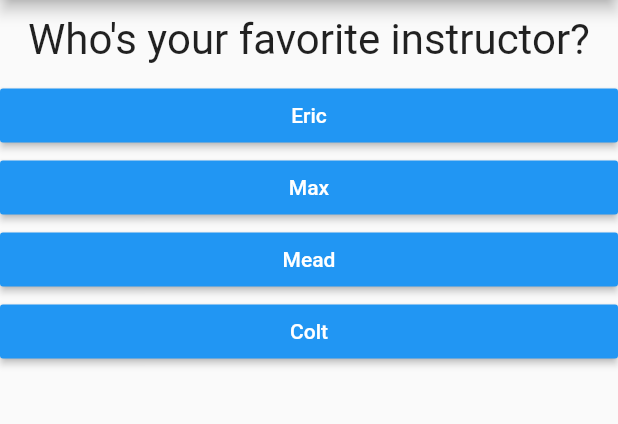
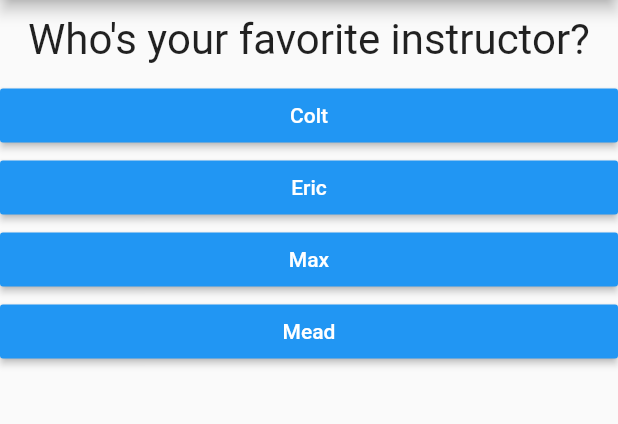
Before and after one commit to saizen408/flutter_quiz_App, a Flutter app: the screen it shows after launch, after a tap on "Black", after a tap on "Snake", on a phone screen of 412 x 824 dp, the part 84-508 px from its top. Run offline on Flutter 3.47's test engine with Material 2 defaults, Android fonts, the phone set to English and light mode, and no system bars.

```diff
--- a/lib/main.dart
+++ b/lib/main.dart
@@ -1,6 +1,6 @@
 import 'package:flutter/material.dart';
-import './question.dart';
-import './answer.dart';
+import './quiz.dart';
+import './result.dart';
 
 // void main() {
 //   runApp(MyApp());
@@ -18,27 +18,52 @@ class MyApp extends StatefulWidget {
 
 class _MyAppState extends State<MyApp> {
   //map of question/answers
-  final questions = const [
+  final _questions = const [
     {
       'questionText': 'What\'s your favorite color?',
-      'answers': ['Black', 'Red', 'Green', 'White'],
+      'answers': [
+        {'text': 'Black', 'score': 10},
+        {'text': 'Red', 'score': 5},
+        {'text': 'Green', 'score': 3},
+        {'text': 'White', 'score': 1},
+      ],
     },
     {
       'questionText': 'What\'s your favorite animal?',
-      'answers': ['Rabbit', 'Snake', 'Elephant', 'Lion'],
+      'answers': [
+        {'text': 'Rabbit', 'score': 10},
+        {'text': 'Snake', 'score': 5},
+        {'text': 'Elephant', 'score': 3},
+        {'text': 'Lion', 'score': 1},
+      ],
     },
     {
       'questionText': 'Who\'s your favorite instructor?',
-      'answers': ['Eric', 'Max', 'Mead', 'Colt'],
+      'answers': [
+        {'text': 'Colt', 'score': 10},
+        {'text': 'Eric', 'score': 5},
+        {'text': 'Max', 'score': 3},
+        {'text': 'Mead', 'score': 1},
+      ],
     }
   ];
   var _questionIndex = 0;
+  var _totalScore = 0;
 
-  void _answerQuestion() {
+  void _resetQuiz() {
     setState(() {
-      _questionIndex = _questionIndex + 1;
+      _questionIndex = 0;
+      _totalScore = 0;
     });
-    if (_questionIndex < questions.length) {
+  }
+
+  void _answerQuestion(int score) {
+    _totalScore += score;
+
+    setState(() {
+      _questionIndex += 1;
+    });
+    if (_questionIndex < _questions.length) {
       print('We have more questions!');
     } else {
       print('No more questions!');
@@ -53,19 +78,13 @@ class _MyAppState extends State<MyApp> {
         appBar: AppBar(
           title: Text('My First App'),
         ),
-        body: _questionIndex < questions.length
-            ? Column(
-                children: [
-                  Question(
-                    questions[_questionIndex]['questionText'],
-                  ),
-                  ...(questions[_questionIndex]['answers'] as List<String>)
-                      .map((answer) {
-                    return Answer(_answerQuestion, answer);
-                  }).toList() //map doesn't return a list
-                ],
+        body: _questionIndex < _questions.length
+            ? Quiz(
+                answerQuestion: _answerQuestion,
+                questionIndex: _questionIndex,
+                questions: _questions,
               )
-            : Center(child: Text('You did it!')),
+            : Result(_totalScore, _resetQuiz),
       ),
     );
   }
--- /dev/null
+++ b/lib/quiz.dart
@@ -0,0 +1,30 @@
+import 'package:flutter/material.dart';
+import './question.dart';
+import './answer.dart';
+
+class Quiz extends StatelessWidget {
+  final List<Map<String, Object>> questions;
+  final int questionIndex;
+  final Function answerQuestion;
+
+  Quiz({
+    @required this.questions,
+    @required this.answerQuestion,
+    @required this.questionIndex,
+  });
+
+  @override
+  Widget build(BuildContext context) {
+    return Column(
+      children: [
+        Question(
+          questions[questionIndex]['questionText'],
+        ),
+        ...(questions[questionIndex]['answers'] as List<Map<String, Object>>)
+            .map((answer) {
+          return Answer(() => answerQuestion(answer['score']), answer['text']);
+        }).toList()
+      ],
+    );
+  }
+}
```
Also changed, not shown: lib/result.dart (added, +42 -0 lines).
